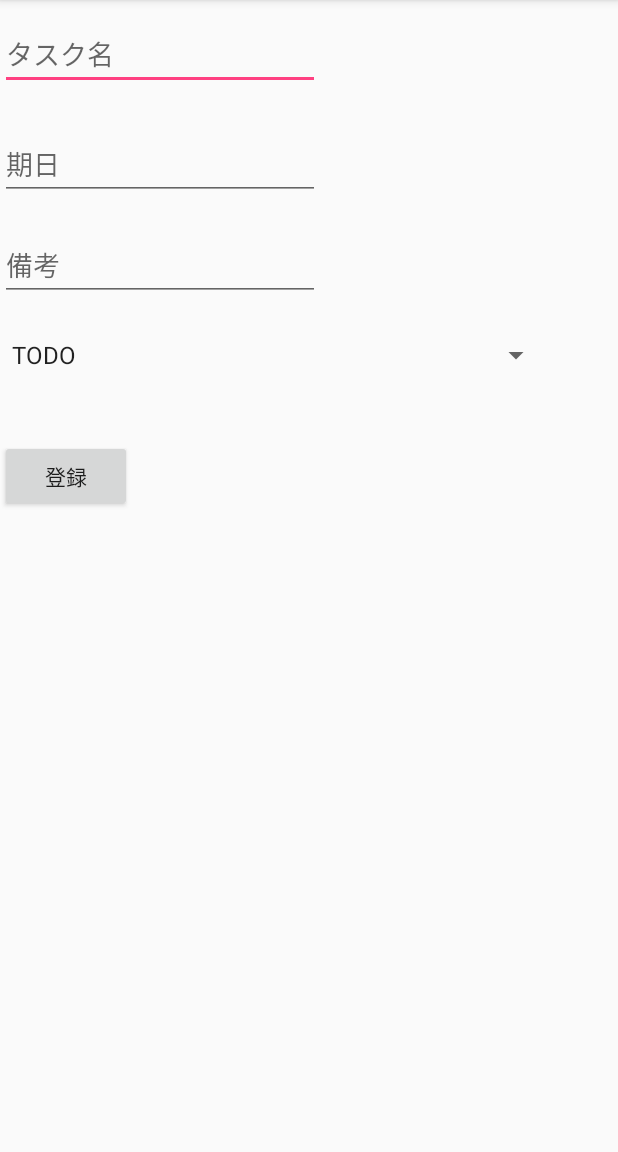
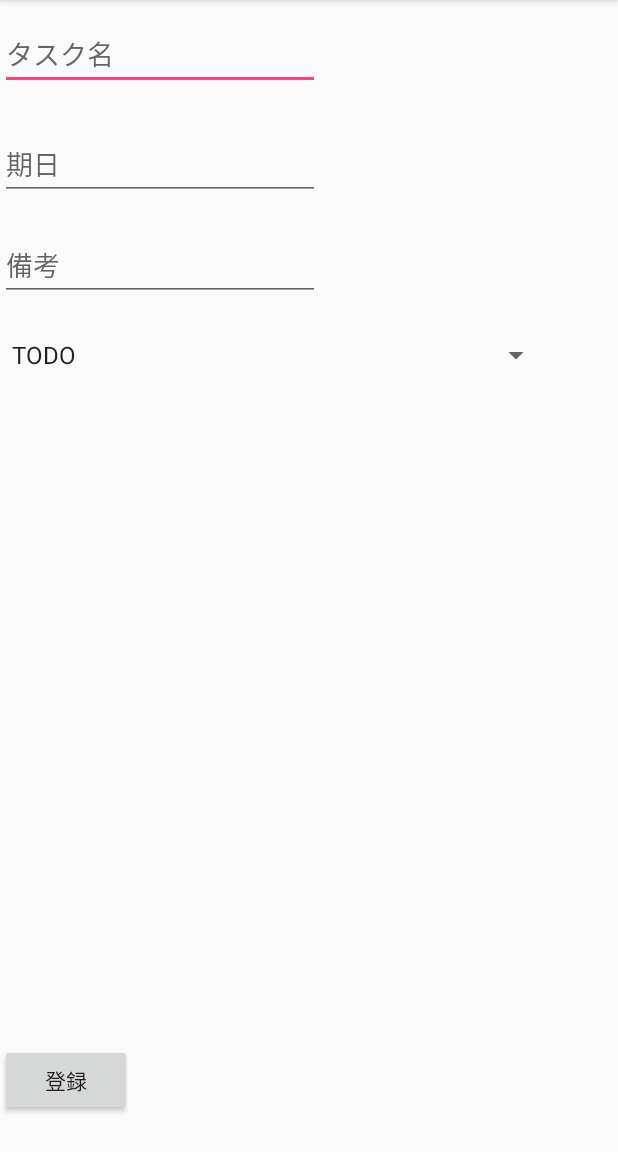
Before and after one commit to OhtaK/android_task_manager, an Android app: the screen it shows after launch (TaskActivity), after a tap on "タスク追加へ", on a phone screen of 412 x 824 dp, the part 84-1236 px from its top. Run offline under Robolectric (Android 15) with nearby library versions, the phone set to English and light mode, and no system bars.

Commit message:
layoutファイル整理、タスクをとってきたときの並びを期限順に

```diff
--- a/app/src/main/java/com/example/kota/task_manager/MainActivity.java
+++ b/app/src/main/java/com/example/kota/task_manager/MainActivity.java
@@ -74,7 +74,8 @@ public class MainActivity extends AppCompatActivity {
             conditionMap.put("status_id", String.valueOf(statusId.getValue()));
 
             String condition = TaskSQLiteOpenHelper.buildSelectionStr(conditionMap);
-            setTaskListView(statusId.getValue(), condition, null);
+            String order = "limit_date asc";
+            setTaskListView(statusId.getValue(), condition, order);
         }
 
         //クリックした時の挙動を設定
--- a/app/src/main/res/layout/task_add.xml
+++ b/app/src/main/res/layout/task_add.xml
@@ -1,15 +1,9 @@
 <?xml version="1.0" encoding="utf-8"?>
-<android.support.constraint.ConstraintLayout xmlns:android="http://schemas.android.com/apk/res/android"
+<RelativeLayout xmlns:android="http://schemas.android.com/apk/res/android"
     xmlns:app="http://schemas.android.com/apk/res-auto"
     xmlns:tools="http://schemas.android.com/tools"
     android:layout_width="match_parent"
     android:layout_height="match_parent">
-
-    <RelativeLayout
-        android:layout_width="368dp"
-        android:layout_height="365dp"
-        tools:layout_editor_absoluteX="8dp"
-        tools:layout_editor_absoluteY="0dp">
 
         <EditText
             android:id="@+id/edit_task_name"
@@ -86,6 +80,4 @@
             android:text="削除"
             android:visibility="gone"/>
 
-    </RelativeLayout>
-
-</android.support.constraint.ConstraintLayout>
+</RelativeLayout>
```
